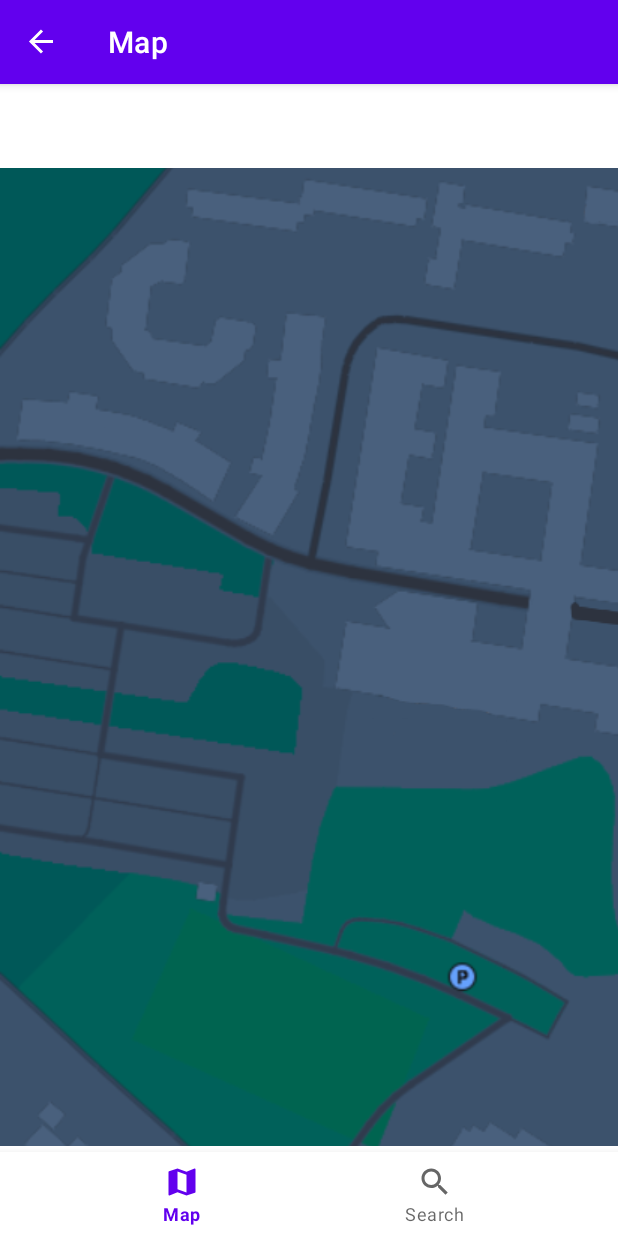
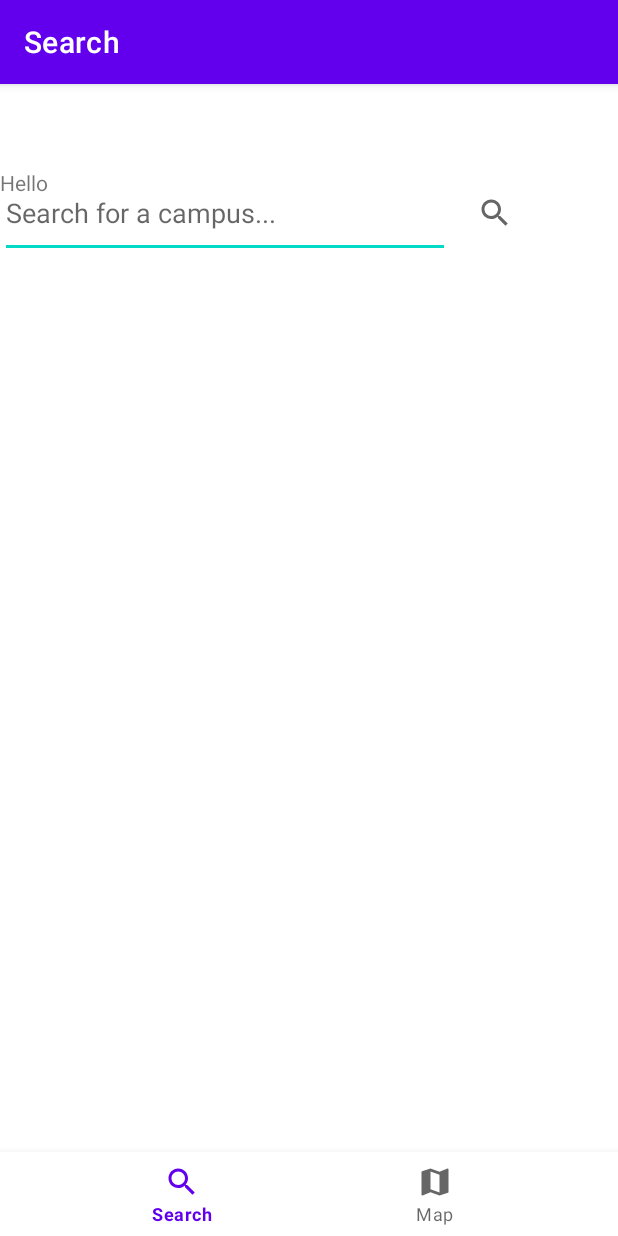
Before and after one commit to archey347/CamCam, an Android app: the screen it shows after launch (MainActivity), on a phone screen of 412 x 824 dp. Run offline under Robolectric (Android 15) with nearby library versions, the phone set to English and light mode, and no system bars; our stand-ins replace navigation-ui.

Commit message:
Added search bar with no functionality

```diff
--- a/App/app/src/main/java/com/example/camcam/MainActivity.java
+++ b/App/app/src/main/java/com/example/camcam/MainActivity.java
@@ -26,9 +26,7 @@ public class MainActivity extends AppCompatActivity {
         BottomNavigationView navView = findViewById(R.id.nav_view);
         // Passing each menu ID as a set of Ids because each
         // menu should be considered as top level destinations.
-        AppBarConfiguration appBarConfiguration = new AppBarConfiguration.Builder(
-                R.id.navigation_home, R.id.navigation_dashboard, R.id.navigation_notifications)
-                .build();
+        AppBarConfiguration appBarConfiguration = new AppBarConfiguration.Builder(R.id.navigation_search, R.id.navigation_map).build();
         NavController navController = Navigation.findNavController(this, R.id.nav_host_fragment_activity_main);
         NavigationUI.setupActionBarWithNavController(this, navController, appBarConfiguration);
         NavigationUI.setupWithNavController(binding.navView, navController);
--- a/App/app/src/main/java/com/example/camcam/ui/search/SearchFragment.java
+++ b/App/app/src/main/java/com/example/camcam/ui/search/SearchFragment.java
@@ -8,14 +8,21 @@ import androidx.annotation.NonNull;
 import androidx.annotation.Nullable;
 import androidx.fragment.app.Fragment;
 
+import android.text.Editable;
+import android.text.TextWatcher;
 import android.view.LayoutInflater;
 import android.view.View;
 import android.view.ViewGroup;
 
 import com.example.camcam.R;
+import com.example.camcam.databinding.FragmentHomeBinding;
+import com.example.camcam.databinding.SearchFragmentBinding;
+
+import java.util.Locale;
 
 public class SearchFragment extends Fragment {
 
+    private SearchFragmentBinding binding;
     private SearchViewModel mViewModel;
 
     public static SearchFragment newInstance() {
@@ -25,7 +32,31 @@ public class SearchFragment extends Fragment {
     @Override
     public View onCreateView(@NonNull LayoutInflater inflater, @Nullable ViewGroup container, @Nullable Bundle savedInstanceState)
     {
-        return inflater.inflate(R.layout.search_fragment, container, false);
+        binding = SearchFragmentBinding.inflate(inflater, container, false);
+        View root = binding.getRoot();
+
+        binding.searchBar.addTextChangedListener(new TextWatcher()
+        {
+            @Override
+            public void beforeTextChanged(CharSequence charSequence, int start, int count, int after)
+            { return; }
+
+            @Override
+            public void onTextChanged(CharSequence charSequence, int start, int before, int count)
+            { return; }
+
+            @Override
+            public void afterTextChanged(Editable editable)
+            {
+                if (editable.toString().toLowerCase().contains("bath"))
+                {
+                    // Show bath model
+                }
+            }
+        });
+
+        return root;
+        // return inflater.inflate(R.layout.search_fragment, container, false);
     }
 
     @Override
--- a/App/app/src/main/res/layout/search_fragment.xml
+++ b/App/app/src/main/res/layout/search_fragment.xml
@@ -5,9 +5,29 @@
     android:layout_height="match_parent"
     tools:context=".ui.search.SearchFragment">
 
+    <LinearLayout
+        android:layout_width="match_parent"
+        android:layout_height="60dp">
+
+        <EditText
+            android:id="@+id/search_bar"
+            android:layout_width="300dp"
+            android:layout_height="match_parent"
+            android:hint="@string/search_bar_text"/>
+
+        <ImageView
+            android:layout_width="60dp"
+            android:layout_height="match_parent"
+            android:background="#fff"
+            android:scaleType="center"
+            android:src="@drawable/ic_baseline_search_24"/>
+
+    </LinearLayout>
+
     <TextView
         android:layout_width="match_parent"
         android:layout_height="match_parent"
+        android:singleLine="true"
         android:text="Hello" />
 
 </FrameLayout>
--- a/App/app/src/main/res/menu/bottom_nav_menu.xml
+++ b/App/app/src/main/res/menu/bottom_nav_menu.xml
@@ -17,13 +17,13 @@
 <!--        android:title="@string/title_notifications" />-->
 
     <item
+        android:id="@+id/navigation_search"
+        android:icon="@drawable/ic_baseline_search_24"
+        android:title="@string/title_search" />
+
+    <item
         android:id="@+id/navigation_map"
         android:icon="@drawable/ic_baseline_map_24"
         android:title="@string/title_map" />
 
-    <item
-        android:id="@+id/navigation_search"
-        android:icon="@drawable/ic_baseline_search_24"
-        android:title="@string/title_search" />
-
 </menu>
--- a/App/app/src/main/res/navigation/mobile_navigation.xml
+++ b/App/app/src/main/res/navigation/mobile_navigation.xml
@@ -3,7 +3,7 @@
     xmlns:app="http://schemas.android.com/apk/res-auto"
     xmlns:tools="http://schemas.android.com/tools"
     android:id="@+id/mobile_navigation"
-    app:startDestination="@+id/navigation_map">
+    app:startDestination="@+id/navigation_search">
 
     <fragment
         android:id="@+id/navigation_map"
--- a/App/app/src/main/res/values/strings.xml
+++ b/App/app/src/main/res/values/strings.xml
@@ -94,4 +94,5 @@
     </string>
     <string name="title_map">Map</string>
     <string name="title_search">Search</string>
+    <string name="search_bar_text">Search for a campus...</string>
 </resources>
```
Also changed, not shown: App/app/src/main/java/com/example/camcam/ui/home/HomeFragment.java (+3 -4 lines).
